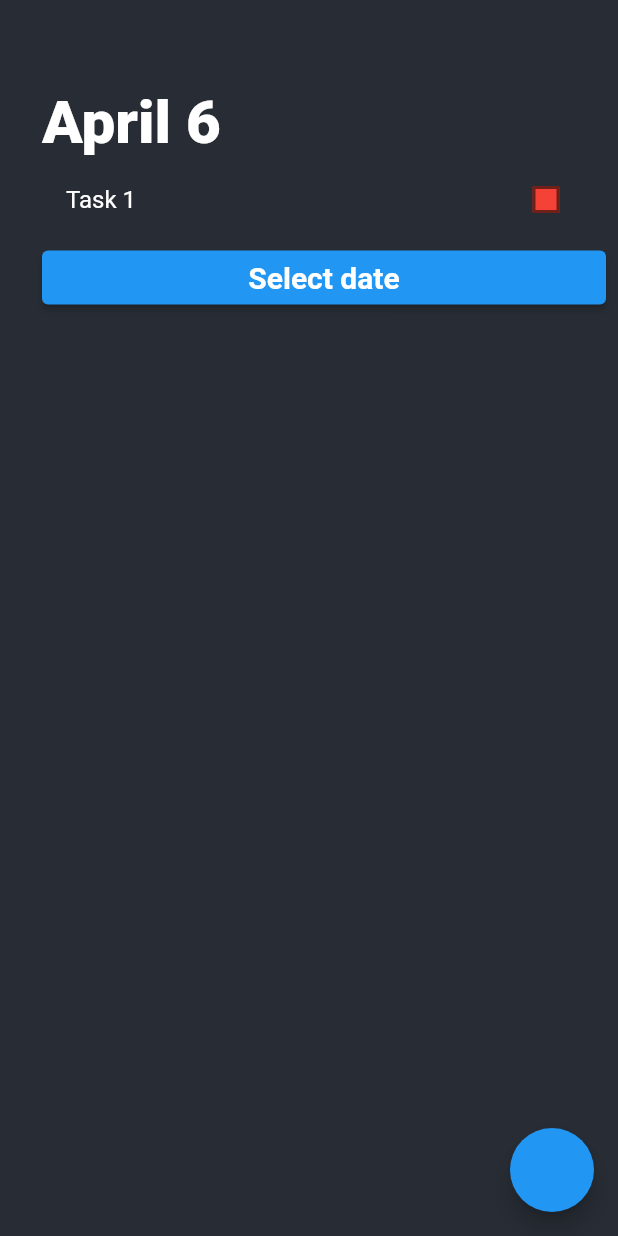
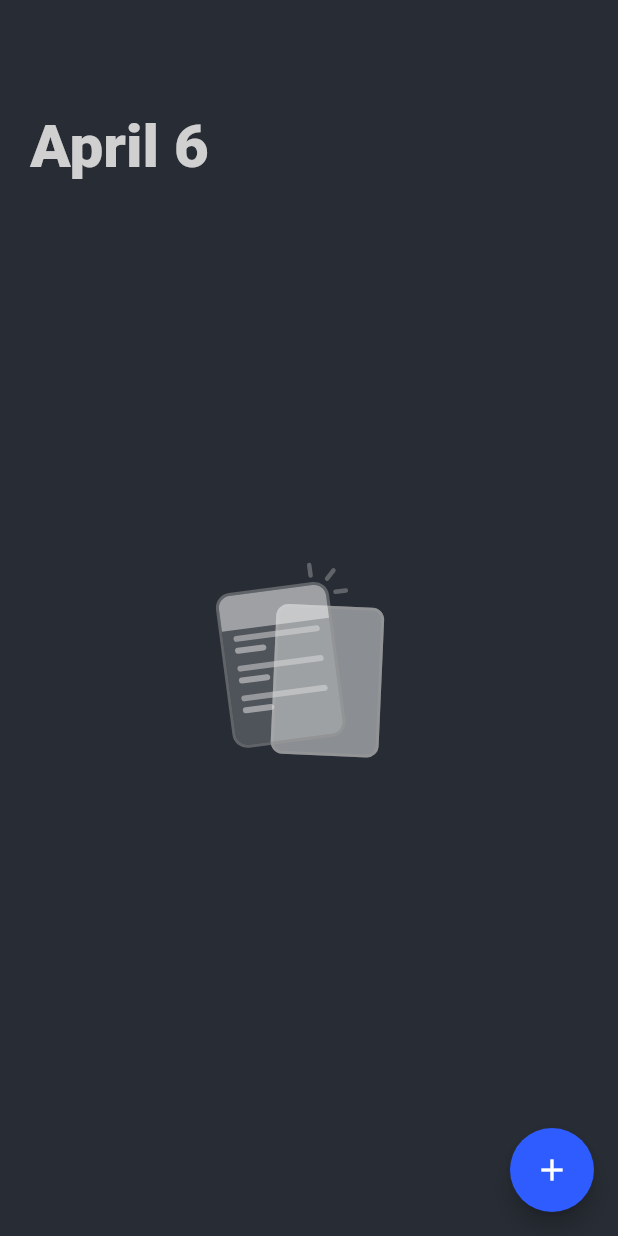
Before and after one commit to rishiad/Another-Tasks-App, a Flutter app: the screen it shows after launch, on a phone screen of 412 x 824 dp. Run offline on Flutter 3.47's test engine with Material 2 defaults, Android fonts, the phone set to English and light mode, and no system bars; our stand-ins replace flutter_svg, hive, hive_flutter, stacked, stacked_services; accounts and stored records are empty.

Commit message:
Added Empty State UI and Loading screen UI and Added Reactive Task List

```diff
--- a/lib/ui/views/init_view.dart
+++ b/lib/ui/views/init_view.dart
@@ -1,5 +1,5 @@
-import 'package:Tasks/ui/widgets/calander.dart';
 import 'package:flutter/material.dart';
+import 'package:flutter_svg/svg.dart';
 import 'package:stacked/stacked.dart';
 import 'package:Tasks/ui/constants/color_constants.dart';
 import 'package:Tasks/ui/widgets/task.dart';
@@ -7,44 +7,86 @@ import '../../core/viewmodels/views/init_viewmodel.dart';
 
 class InitScreen extends StatelessWidget {
   const InitScreen({Key? key}) : super(key: key);
-
   @override
-
   Widget build(BuildContext context) {
     return ViewModelBuilder<InitViewModel>.reactive(
       viewModelBuilder: () => InitViewModel(),
       builder: (context, model, child) => Scaffold(
         // make list view
-
         floatingActionButton: FloatingActionButton(
-            onPressed: model.move,
+          onPressed: model.addTask,
+          backgroundColor: ColorConstants.blueribbonAppColor,
+          child: const Icon(Icons.add),
         ),
-          body: Padding(
-            padding: EdgeInsets.only(left: 20, top: 50),
-            child: ListView(
-              shrinkWrap: true,
-              padding: const EdgeInsets.all(8),
-              children:  <Widget>[
-                Text(
-                  model.title,
+        body: Column(
+          children: <Widget>[
+            Row(
+              children: [
+                Expanded(
+                  child: Container(
+                    height: MediaQuery.of(context).size.height * 0.09,
+                  ),
+                ),
+              ],
+            ),
+            Row(
+              children: [
+               const Padding(padding: EdgeInsets.only(left: 20)),
+                Text(model.title,
                     style: const TextStyle(
                       fontSize: 40,
                       fontWeight: FontWeight.w900,
+                    )),
+
+              ],
+            ),
+            SizedBox(
+              height: MediaQuery.of(context).size.height * 0.05,
+            ),
+            Expanded(
+              child: model.busy == true
+                  ? Center(
+                      child: Row(
+                        mainAxisAlignment: MainAxisAlignment
+                            .center, //Center Row contents horizontally,
+                        children: const [
+
+                          Text("Loading",
+                              style: TextStyle(
+                                fontSize: 20,
+                                fontWeight: FontWeight.w900,
                                 color: Colors.white,
-                  ),
-                ),
-               const Task(
-                  title: 'Task 1',
-                ),
-                const Calender(
-                  title: 'Select date',
-                  cancleText: 'Cancel',
-                  confirmText: 'Confirm',
-
+                              )),
+                          Padding(padding: EdgeInsets.only(left: 10)),
+                          CircularProgressIndicator(
+                            backgroundColor: Colors.white,
                           ),
                         ],
                       ),
-          )),
+                    ) : Padding(
+                      padding: const EdgeInsets.only(bottom : 100.0),
+                      child: model.tasks.isEmpty ? SvgPicture.asset(
+  'assets/empty_state.svg',
+  semanticsLabel: 'Acme Logo'
+)
+
+                  : ListView.builder(
+                      padding: const EdgeInsets.symmetric(horizontal: 20),
+                        itemCount: model.tasks.length,
+                        itemBuilder: (context, index) {
+                          return Task(
+                            title: model.tasks[index].title,
+                            id: model.tasks[index].id,
+                            deleteTask: model.deleteTask,
+                            checkTask: model.checkTask,
+                          );
+                        },
+                      ),
+                    ),
+            ),
+          ],
+        ),
+      ),
     );
   }
 }
```
Lines whose indentation alone changed are shown as unchanged.
